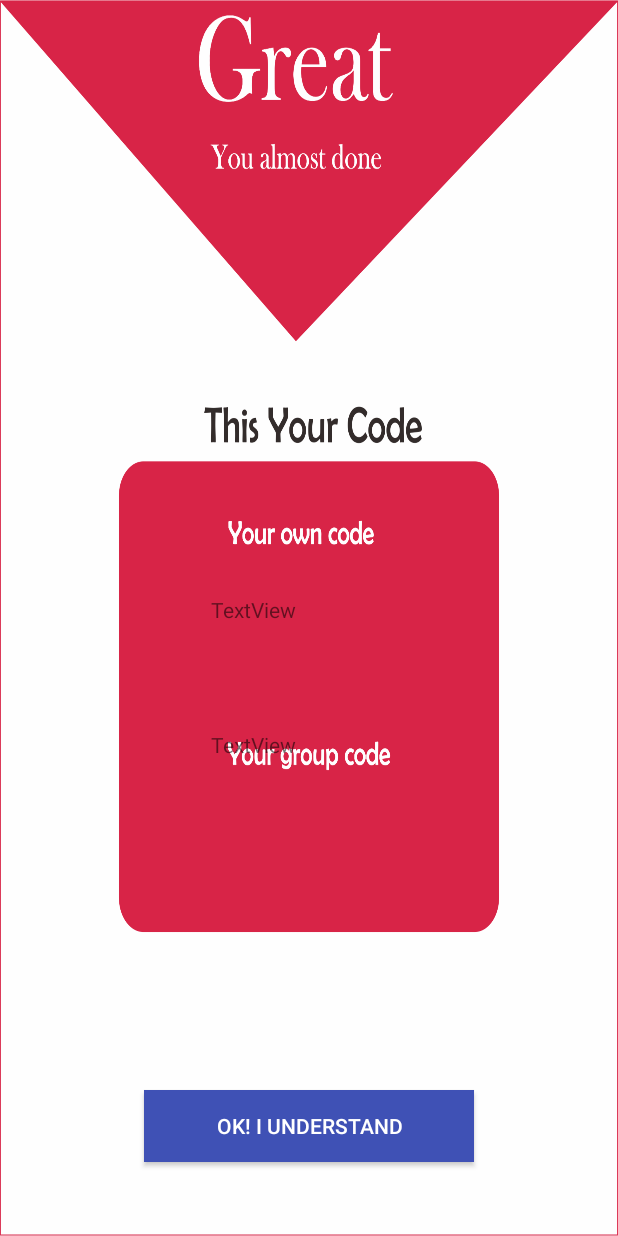
After one commit to rhesaav/FarmGo, an Android app: the layout confirmation_register.xml on its own in the app's theme, with its tools: preview values and no code run, on a phone screen of 412 x 824 dp. The commit adds this screen. Run offline under Robolectric (Android 15) with nearby library versions, the phone set to English and light mode, and no system bars.

Commit message:
+ create confirmation layout

```diff
--- /dev/null
+++ b/app/src/main/res/layout/confirmation_register.xml
@@ -0,0 +1,35 @@
+<?xml version="1.0" encoding="utf-8"?>
+<RelativeLayout xmlns:android="http://schemas.android.com/apk/res/android"
+    android:layout_width="match_parent"
+    android:layout_height="match_parent"
+    android:background="@drawable/confirmation">
+
+    <TextView
+        android:id="@+id/owncode"
+        android:layout_width="130dp"
+        android:layout_height="30dp"
+        android:layout_centerHorizontal="true"
+        android:layout_centerVertical="true"
+        android:text="TextView" />
+
+    <TextView
+        android:id="@+id/groupcode"
+        android:layout_width="130dp"
+        android:layout_height="30dp"
+        android:layout_alignStart="@+id/owncode"
+        android:layout_below="@+id/owncode"
+        android:layout_marginTop="60dp"
+        android:text="TextView" />
+
+    <Button
+        android:id="@+id/button2"
+        android:layout_width="220dp"
+        android:layout_height="wrap_content"
+        android:layout_alignParentBottom="true"
+        android:layout_centerHorizontal="true"
+        android:layout_marginBottom="49dp"
+        android:background="@color/colorPrimary"
+        android:text="Ok! I Understand"
+        android:textAlignment="center"
+        android:textColor="@android:color/white" />
+</RelativeLayout>
--- a/app/src/main/res/values/colors.xml
+++ b/app/src/main/res/values/colors.xml
@@ -1,6 +1,6 @@
 <?xml version="1.0" encoding="utf-8"?>
 <resources>
-    <color name="colorPrimary">#3F51B5</color>
+    <color name="colorPrimary">#3f51b5</color>
     <color name="colorPrimaryDark">#303F9F</color>
     <color name="colorAccent">#ff075b</color>
 
```
Also changed, not shown: app/src/main/res/drawable/confirm_login.png (added), app/src/main/res/drawable/confirmation.png (added).
